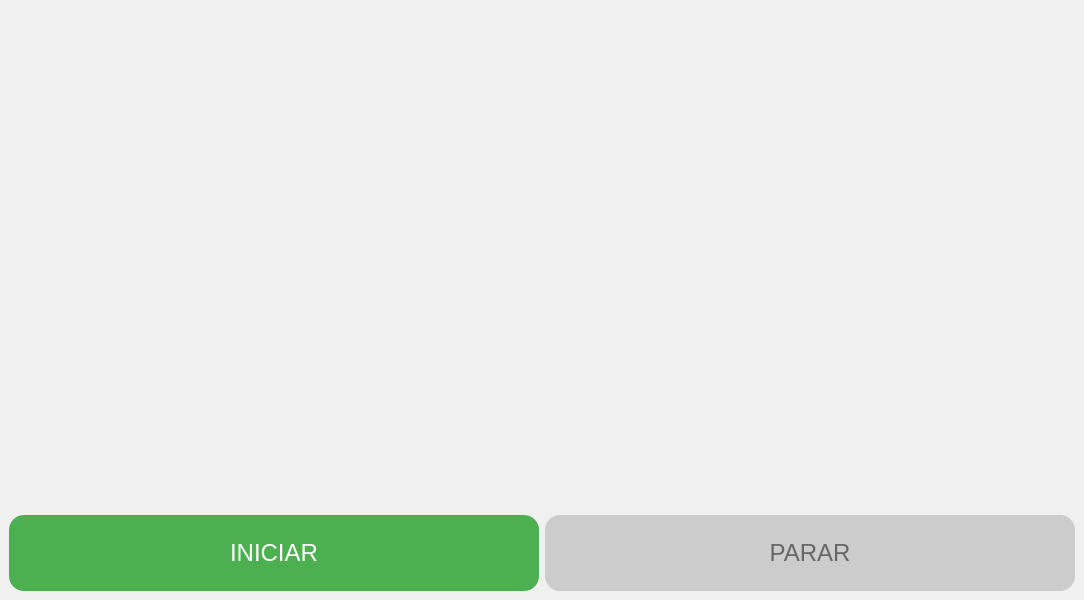
Qt form mainwindow.ui (AdrianoCLeao/LibrasDetector) before a commit.
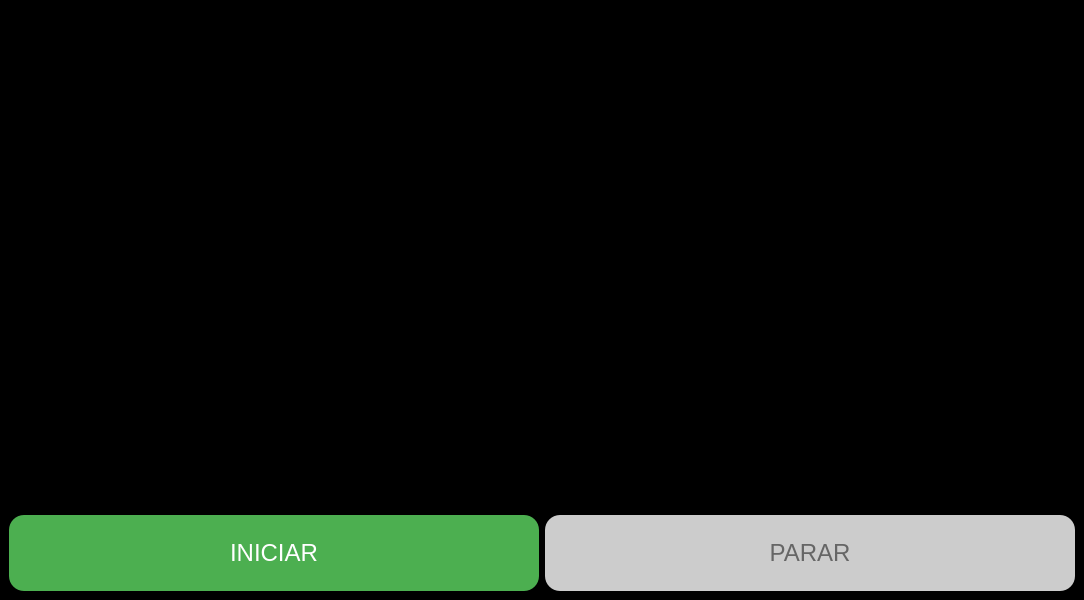
The same form after that commit.

Diff of the .ui file:
```diff
--- a/mainwindow.ui
+++ b/mainwindow.ui
@@ -15,12 +15,12 @@
   </property>
   <property name="styleSheet">
    <string notr="true">QMainWindow {
-	background-color: #f0f0f0;
+	background-color: #000000;
 }
 
 QLabel {
 	font-size: 24px;
-	color: #333333;
+	color: #000000;
 }</string>
   </property>
   <widget class="QWidget" name="centralwidget">
```
